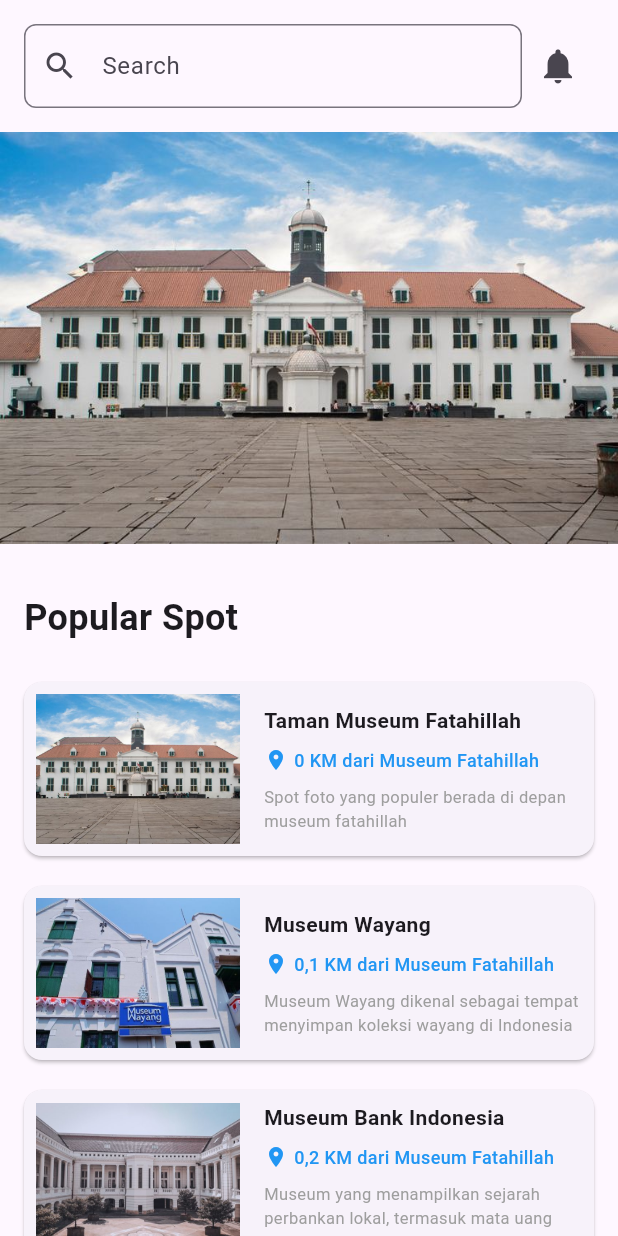
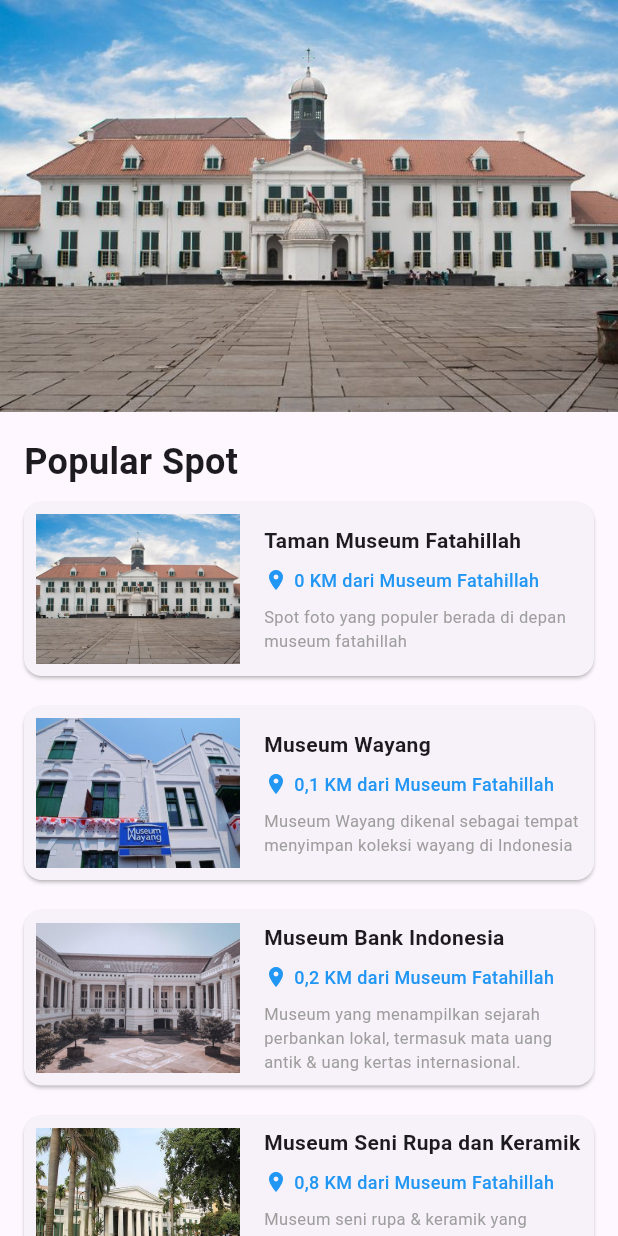
Before and after one commit to NVG-064/project_pemmob, a Flutter app: the Home screen opened directly, on a phone screen of 412 x 824 dp. Run offline on Flutter 3.47's test engine with Material 3 defaults, Android fonts, the phone set to English and light mode, and no system bars; our stand-ins replace firebase_auth, firebase_core, google_sign_in, table_calendar, webview_flutter; accounts and stored records are empty.

Commit message:
rm search bar and notif icon

```diff
--- a/lib/pages/home.dart
+++ b/lib/pages/home.dart
@@ -62,37 +62,12 @@
       body: SafeArea(
         child: Column(
           children: [
-            Padding(
-              padding: const EdgeInsets.all(16.0),
-              child: Row(
-                mainAxisAlignment: MainAxisAlignment.spaceBetween,
-                children: [
-                  Expanded(
-                    child: TextField(
-                      decoration: InputDecoration(
-                        hintText: 'Search',
-                        prefixIcon: const Icon(Icons.search),
-                        border: OutlineInputBorder(
-                          borderRadius: BorderRadius.circular(8.0),
-                        ),
-                        contentPadding: EdgeInsets.symmetric(vertical: 16),
-                      ),
-                    ),
-                  ),
-                  IconButton(
-                    icon: const Icon(Icons.notifications),
-                    onPressed: () {},
-                    iconSize: 28.0,
-                  ),
-                ],
-              ),
-            ),
             Image.asset(
               'assets/images/banner.jpg',
             ),
             const SizedBox(height: 16),
             const Padding(
-              padding: EdgeInsets.all(16.0),
+              padding: EdgeInsets.symmetric(vertical: 0, horizontal: 16),
               child: Row(
                 crossAxisAlignment: CrossAxisAlignment.start,
                 children: [
```
